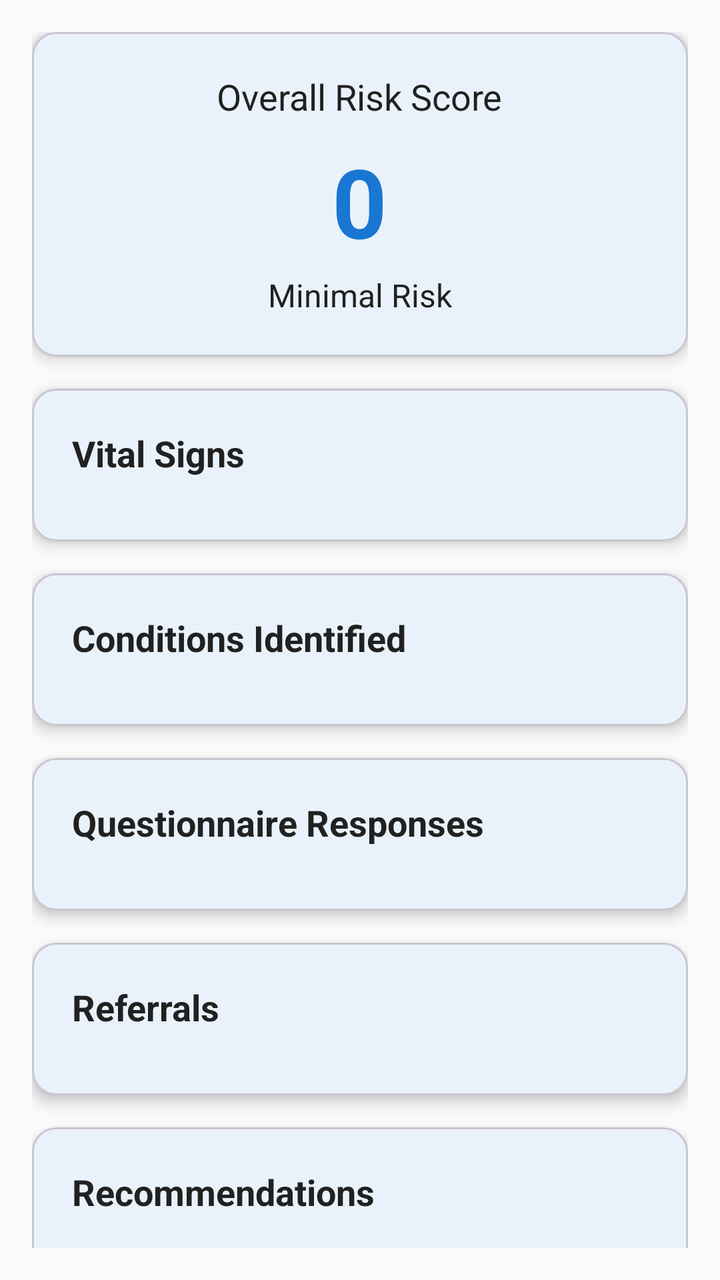
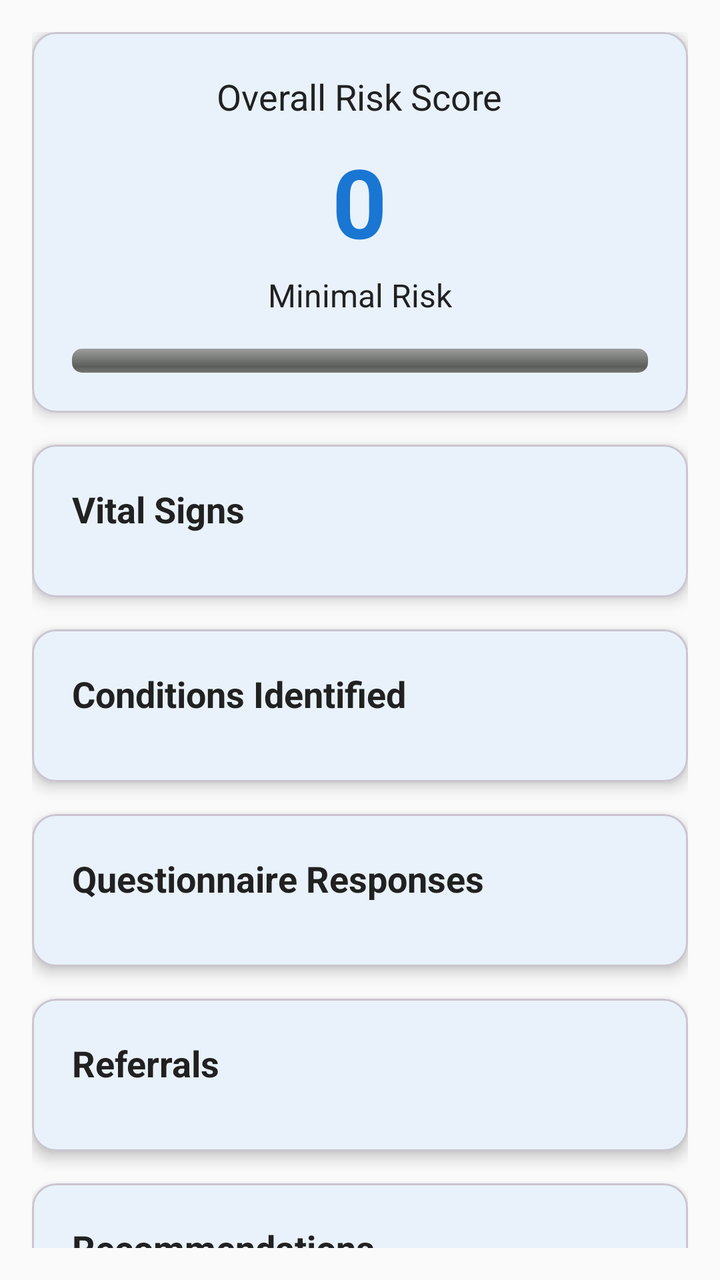

An Android layout rendered at two revisions. The XML below is the earlier revision; the diff shows what the commit changed to produce the second picture.
<!-- AndroidManifest.xml: application theme Theme.NCDScreener -->
<!-- res/layout/fragment_screening_results.xml -->
<?xml version="1.0" encoding="utf-8"?>
<androidx.core.widget.NestedScrollView xmlns:android="http://schemas.android.com/apk/res/android"
    xmlns:app="http://schemas.android.com/apk/res-auto"
    xmlns:tools="http://schemas.android.com/tools"
    android:layout_width="match_parent"
    android:layout_height="match_parent"
    android:background="@color/background"
    android:padding="16dp"
    tools:context=".fragments.ScreeningResultsFragment">

    <LinearLayout
        android:layout_width="match_parent"
        android:layout_height="wrap_content"
        android:orientation="vertical">

        
        <com.google.android.material.card.MaterialCardView
            android:id="@+id/card_risk_score"
            android:layout_width="match_parent"
            android:layout_height="wrap_content"
            android:layout_marginBottom="16dp"
            app:cardCornerRadius="12dp"
            app:cardElevation="4dp">

            <LinearLayout
                android:layout_width="match_parent"
                android:layout_height="wrap_content"
                android:orientation="vertical"
                android:padding="20dp"
                android:gravity="center">

                <TextView
                    android:layout_width="wrap_content"
                    android:layout_height="wrap_content"
                    android:text="Overall Risk Score"
                    android:textColor="@color/on_surface"
                    android:textSize="18sp" />

                <TextView
                    android:id="@+id/text_risk_score"
                    android:layout_width="wrap_content"
                    android:layout_height="wrap_content"
                    android:layout_marginTop="8dp"
                    android:text="0"
                    android:textColor="@color/primary"
                    android:textSize="48sp"
                    android:textStyle="bold" />

                <TextView
                    android:id="@+id/text_risk_level"
                    android:layout_width="wrap_content"
                    android:layout_height="wrap_content"
                    android:layout_marginTop="4dp"
                    android:text="Minimal Risk"
                    android:textColor="@color/on_surface"
                    android:textSize="16sp" />

            </LinearLayout>

        </com.google.android.material.card.MaterialCardView>

        
        <com.google.android.material.card.MaterialCardView
            android:layout_width="match_parent"
            android:layout_height="wrap_content"
            android:layout_marginBottom="16dp"
            app:cardCornerRadius="12dp"
            app:cardElevation="4dp">

            <LinearLayout
                android:layout_width="match_parent"
                android:layout_height="wrap_content"
                android:orientation="vertical"
                android:padding="20dp">

                <TextView
                    android:layout_width="wrap_content"
                    android:layout_height="wrap_content"
                    android:layout_marginBottom="12dp"
                    android:text="Vital Signs"
                    android:textColor="@color/on_surface"
                    android:textSize="18sp"
                    android:textStyle="bold" />

                <androidx.recyclerview.widget.RecyclerView
                    android:id="@+id/recycler_view_observations"
                    android:layout_width="match_parent"
                    android:layout_height="wrap_content"
                    tools:listitem="@layout/item_observation" />

            </LinearLayout>

        </com.google.android.material.card.MaterialCardView>

        
        <com.google.android.material.card.MaterialCardView
            android:layout_width="match_parent"
            android:layout_height="wrap_content"
            android:layout_marginBottom="16dp"
            app:cardCornerRadius="12dp"
            app:cardElevation="4dp">

            <LinearLayout
                android:layout_width="match_parent"
                android:layout_height="wrap_content"
                android:orientation="vertical"
                android:padding="20dp">

                <TextView
                    android:layout_width="wrap_content"
                    android:layout_height="wrap_content"
                    android:layout_marginBottom="12dp"
                    android:text="Conditions Identified"
                    android:textColor="@color/on_surface"
                    android:textSize="18sp"
                    android:textStyle="bold" />

                <androidx.recyclerview.widget.RecyclerView
                    android:id="@+id/recycler_view_conditions"
                    android:layout_width="match_parent"
                    android:layout_height="wrap_content"
                    tools:listitem="@layout/item_condition" />

            </LinearLayout>

        </com.google.android.material.card.MaterialCardView>

        
        <com.google.android.material.card.MaterialCardView
            android:layout_width="match_parent"
            android:layout_height="wrap_content"
            android:layout_marginBottom="16dp"
            app:cardCornerRadius="12dp"
            app:cardElevation="4dp">

            <LinearLayout
                android:layout_width="match_parent"
                android:layout_height="wrap_content"
                android:orientation="vertical"
                android:padding="20dp">

                <TextView
                    android:layout_width="wrap_content"
                    android:layout_height="wrap_content"
                    android:layout_marginBottom="12dp"
                    android:text="Questionnaire Responses"
                    android:textColor="@color/on_surface"
                    android:textSize="18sp"
                    android:textStyle="bold" />

                <androidx.recyclerview.widget.RecyclerView
                    android:id="@+id/recycler_view_questionnaires"
                    android:layout_width="match_parent"
                    android:layout_height="wrap_content"
                    tools:listitem="@layout/item_questionnaire" />

            </LinearLayout>

        </com.google.android.material.card.MaterialCardView>

        
        <com.google.android.material.card.MaterialCardView
            android:layout_width="match_parent"
            android:layout_height="wrap_content"
            android:layout_marginBottom="16dp"
            app:cardCornerRadius="12dp"
            app:cardElevation="4dp">

            <LinearLayout
                android:layout_width="match_parent"
                android:layout_height="wrap_content"
                android:orientation="vertical"
                android:padding="20dp">

                <TextView
                    android:layout_width="wrap_content"
                    android:layout_height="wrap_content"
                    android:layout_marginBottom="12dp"
                    android:text="Referrals"
                    android:textColor="@color/on_surface"
                    android:textSize="18sp"
                    android:textStyle="bold" />

                <androidx.recyclerview.widget.RecyclerView
                    android:id="@+id/recycler_view_service_requests"
                    android:layout_width="match_parent"
                    android:layout_height="wrap_content"
                    tools:listitem="@layout/item_service_request" />

            </LinearLayout>

        </com.google.android.material.card.MaterialCardView>

        
        <com.google.android.material.card.MaterialCardView
            android:layout_width="match_parent"
            android:layout_height="wrap_content"
            android:layout_marginBottom="16dp"
            app:cardCornerRadius="12dp"
            app:cardElevation="4dp">

            <LinearLayout
                android:layout_width="match_parent"
                android:layout_height="wrap_content"
                android:orientation="vertical"
                android:padding="20dp">

                <TextView
                    android:layout_width="wrap_content"
                    android:layout_height="wrap_content"
                    android:layout_marginBottom="12dp"
                    android:text="Recommendations"
                    android:textColor="@color/on_surface"
                    android:textSize="18sp"
                    android:textStyle="bold" />

                <TextView
                    android:id="@+id/text_recommendations"
                    android:layout_width="wrap_content"
                    android:layout_height="wrap_content"
                    android:text="Based on the screening results, follow-up care is recommended."
                    android:textColor="@color/on_surface"
                    android:textSize="14sp" />

            </LinearLayout>

        </com.google.android.material.card.MaterialCardView>

        <com.google.android.material.button.MaterialButton
            android:id="@+id/button_provide_counseling"
            android:layout_width="match_parent"
            android:layout_height="wrap_content"
            android:layout_marginTop="8dp"
            android:text="Provide Counseling"
            app:cornerRadius="8dp" />

        <com.google.android.material.button.MaterialButton
            android:id="@+id/button_generate_referral"
            android:layout_width="match_parent"
            android:layout_height="wrap_content"
            android:layout_marginTop="8dp"
            android:text="Generate Referral"
            app:cornerRadius="8dp"
            style="@style/SecondaryButton" />

    </LinearLayout>

</androidx.core.widget.NestedScrollView>
<!-- res/layout/item_observation.xml (included above) -->
<?xml version="1.0" encoding="utf-8"?>
<com.google.android.material.card.MaterialCardView xmlns:android="http://schemas.android.com/apk/res/android"
    xmlns:app="http://schemas.android.com/apk/res-auto"
    android:layout_width="match_parent"
    android:layout_height="wrap_content"
    android:layout_margin="4dp"
    app:cardCornerRadius="8dp"
    app:cardElevation="2dp">

    <LinearLayout
        android:layout_width="match_parent"
        android:layout_height="wrap_content"
        android:orientation="vertical"
        android:padding="12dp">

        <TextView
            android:id="@+id/text_observation_type"
            android:layout_width="wrap_content"
            android:layout_height="wrap_content"
            android:text="Observation Type"
            android:textColor="@color/on_surface"
            android:textSize="16sp"
            android:textStyle="bold" />

        <TextView
            android:id="@+id/text_observation_value"
            android:layout_width="wrap_content"
            android:layout_height="wrap_content"
            android:layout_marginTop="4dp"
            android:text="Value"
            android:textColor="@color/on_surface"
            android:textSize="14sp" />

        <TextView
            android:id="@+id/text_risk_score"
            android:layout_width="wrap_content"
            android:layout_height="wrap_content"
            android:layout_marginTop="4dp"
            android:text="Risk Score"
            android:textColor="@color/risk_moderate"
            android:textSize="12sp"
            android:visibility="gone" />

    </LinearLayout>

</com.google.android.material.card.MaterialCardView>
<!-- res/layout/item_condition.xml (included above) -->
<?xml version="1.0" encoding="utf-8"?>
<com.google.android.material.card.MaterialCardView xmlns:android="http://schemas.android.com/apk/res/android"
    xmlns:app="http://schemas.android.com/apk/res-auto"
    android:layout_width="match_parent"
    android:layout_height="wrap_content"
    android:layout_margin="4dp"
    app:cardCornerRadius="8dp"
    app:cardElevation="2dp">

    <LinearLayout
        android:layout_width="match_parent"
        android:layout_height="wrap_content"
        android:orientation="vertical"
        android:padding="12dp">

        <TextView
            android:id="@+id/text_condition_name"
            android:layout_width="wrap_content"
            android:layout_height="wrap_content"
            android:text="Condition Name"
            android:textColor="@color/on_surface"
            android:textSize="16sp"
            android:textStyle="bold" />

        <TextView
            android:id="@+id/text_condition_code"
            android:layout_width="wrap_content"
            android:layout_height="wrap_content"
            android:layout_marginTop="4dp"
            android:text="Code: CONDITION_CODE"
            android:textColor="@color/on_surface"
            android:textSize="12sp" />

    </LinearLayout>

</com.google.android.material.card.MaterialCardView>
<!-- res/layout/item_questionnaire.xml (included above) -->
<?xml version="1.0" encoding="utf-8"?>
<com.google.android.material.card.MaterialCardView xmlns:android="http://schemas.android.com/apk/res/android"
    xmlns:app="http://schemas.android.com/apk/res-auto"
    android:layout_width="match_parent"
    android:layout_height="wrap_content"
    android:layout_margin="4dp"
    app:cardCornerRadius="8dp"
    app:cardElevation="2dp">

    <LinearLayout
        android:layout_width="match_parent"
        android:layout_height="wrap_content"
        android:orientation="vertical"
        android:padding="12dp">

        <TextView
            android:id="@+id/text_question_code"
            android:layout_width="wrap_content"
            android:layout_height="wrap_content"
            android:text="Question"
            android:textColor="@color/on_surface"
            android:textSize="16sp"
            android:textStyle="bold" />

        <TextView
            android:id="@+id/text_answer"
            android:layout_width="wrap_content"
            android:layout_height="wrap_content"
            android:layout_marginTop="4dp"
            android:text="Answer: Yes"
            android:textColor="@color/on_surface"
            android:textSize="14sp" />

    </LinearLayout>

</com.google.android.material.card.MaterialCardView>
<!-- res/layout/item_service_request.xml (included above) -->
<?xml version="1.0" encoding="utf-8"?>
<com.google.android.material.card.MaterialCardView xmlns:android="http://schemas.android.com/apk/res/android"
    xmlns:app="http://schemas.android.com/apk/res-auto"
    android:layout_width="match_parent"
    android:layout_height="wrap_content"
    android:layout_margin="4dp"
    app:cardCornerRadius="8dp"
    app:cardElevation="2dp">

    <LinearLayout
        android:layout_width="match_parent"
        android:layout_height="wrap_content"
        android:orientation="vertical"
        android:padding="12dp">

        <TextView
            android:id="@+id/text_referral_code"
            android:layout_width="wrap_content"
            android:layout_height="wrap_content"
            android:text="Referral Code"
            android:textColor="@color/on_surface"
            android:textSize="16sp"
            android:textStyle="bold" />

        <TextView
            android:id="@+id/text_reason_text"
            android:layout_width="wrap_content"
            android:layout_height="wrap_content"
            android:layout_marginTop="4dp"
            android:text="Reason"
            android:textColor="@color/on_surface"
            android:textSize="14sp"
            android:visibility="visible" />

        <TextView
            android:id="@+id/text_status"
            android:layout_width="wrap_content"
            android:layout_height="wrap_content"
            android:layout_marginTop="4dp"
            android:text="Status: Active"
            android:textColor="@color/risk_moderate"
            android:textSize="12sp" />

    </LinearLayout>

</com.google.android.material.card.MaterialCardView>
<!-- resources referenced by this layout -->
<resources>
  <color name="background">#FAFAFA</color>
  <color name="on_surface">#212121</color>
  <color name="primary">#1976D2</color>
  <color name="risk_moderate">#F57C00</color>
  <style name="SecondaryButton" parent="Widget.Material3.Button.OutlinedButton">
          <item name="strokeColor">@color/secondary</item>
          <item name="android:textColor">@color/secondary</item>
          <item name="cornerRadius">8dp</item>
      </style>
  <style name="Theme.NCDScreener" parent="Base.Theme.NCDScreener" />
  <color name="secondary">#00ACC1</color>
  <style name="Base.Theme.NCDScreener" parent="Theme.Material3.DayNight.NoActionBar">
          
          <item name="colorPrimary">@color/primary</item>
          <item name="colorOnPrimary">@color/on_primary</item>
          <item name="colorPrimaryContainer">@color/primary_variant</item>
          <item name="colorOnPrimaryContainer">@color/on_primary</item>
          
          
          <item name="colorSecondary">@color/secondary</item>
          <item name="colorOnSecondary">@color/on_secondary</item>
          <item name="colorSecondaryContainer">@color/secondary_variant</item>
          <item name="colorOnSecondaryContainer">@color/on_secondary</item>
          
          
          <item name="android:colorBackground">@color/background</item>
          <item name="colorSurface">@color/surface</item>
          <item name="colorOnSurface">@color/on_surface</item>
          <item name="colorOnBackground">@color/on_background</item>
          
          
          <item name="colorError">@color/error</item>
          <item name="colorOnError">@color/on_error</item>
          
          
          <item name="android:statusBarColor">@color/primary</item>
          <item name="android:navigationBarColor">@color/background</item>
      </style>
  <color name="on_primary">#FFFFFF</color>
  <color name="primary_variant">#1565C0</color>
  <color name="on_secondary">#FFFFFF</color>
  <color name="secondary_variant">#00838F</color>
  <color name="surface">#FFFFFF</color>
  <color name="on_background">#212121</color>
  <color name="error">#D32F2F</color>
  <color name="on_error">#FFFFFF</color>
</resources>

<!-- the commit's change to res/layout/fragment_screening_results.xml (unified diff, before → after) -->
@@ -54,6 +54,15 @@
                     android:text="Minimal Risk"
                     android:textColor="@color/on_surface"
                     android:textSize="16sp" />
+
+                <ProgressBar
+                    android:id="@+id/progress_risk"
+                    style="@android:style/Widget.ProgressBar.Horizontal"
+                    android:layout_width="match_parent"
+                    android:layout_height="12dp"
+                    android:layout_marginTop="16dp"
+                    android:max="100"
+                    android:progress="0" />
 
             </LinearLayout>
 
